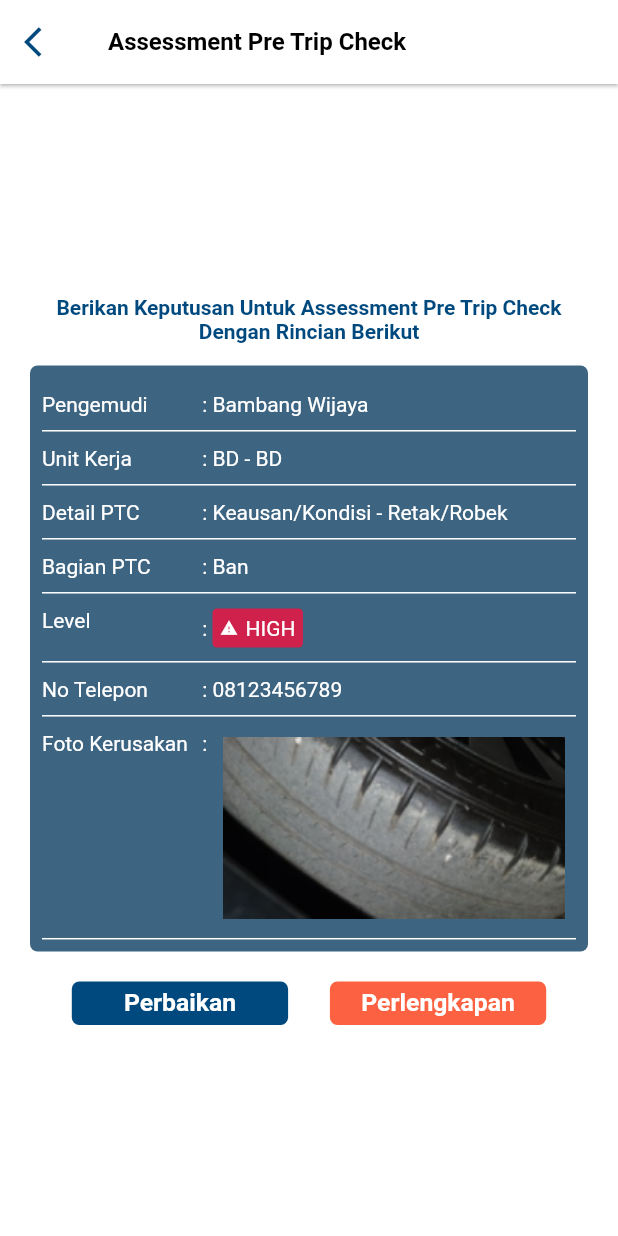
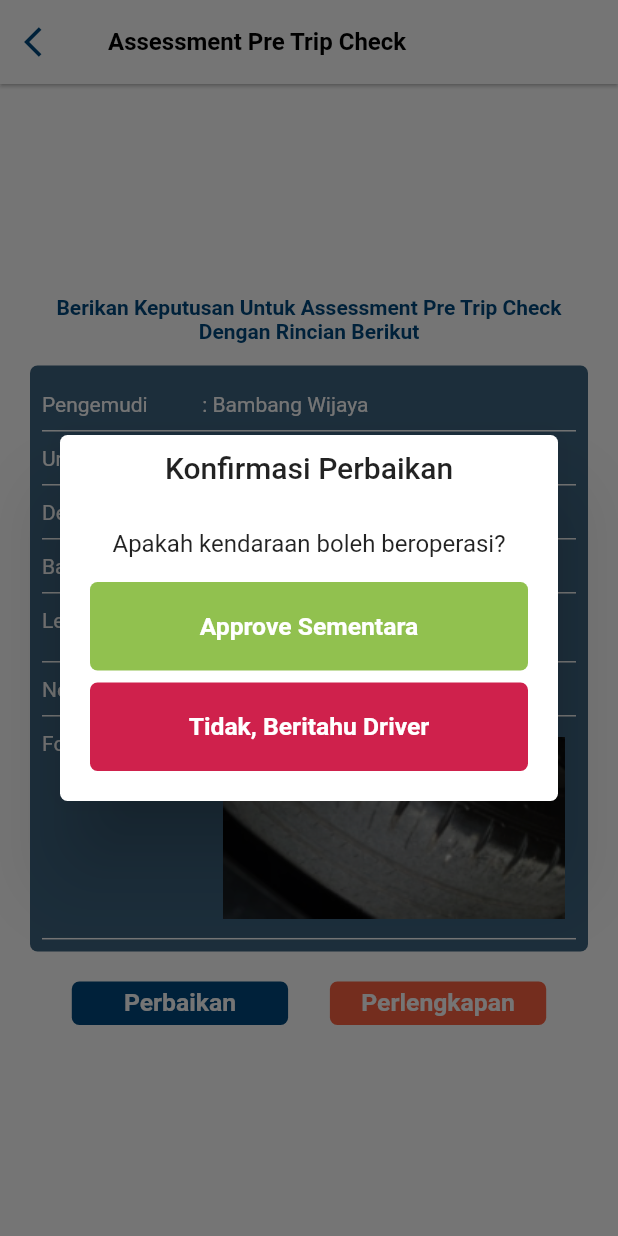
Before and after one commit to uzixCode/par-mobile, a Flutter app: the ApprovalPTCDetailPage screen opened directly, after a tap on "Perbaikan", on a phone screen of 412 x 824 dp. Run offline on Flutter 3.47's test engine with Material 2 defaults, Android fonts, the phone set to English and light mode, and no system bars; our stand-ins replace dio, flutter_rating_bar, fluttertoast, get, percent_indicator.

Commit message:
added form service

```diff
--- /dev/null
+++ b/lib/controllers/suo/form_service/form_service_ptc_controller.dart
@@ -0,0 +1,22 @@
+import 'package:get/get.dart';
+
+class FormServicePTCController extends GetxController {
+  var serviceTypeId = 1.obs;
+  var serviceBookId = 1.obs;
+
+  @override
+  void onInit() {
+    print("Init Main Driver Page Controller");
+    super.onInit();
+  }
+
+  void setRadioServiceType(var data) {
+    serviceTypeId.value = data;
+    update();
+  }
+
+  setRadioServiceBook(var data) {
+    serviceBookId.value = data;
+    update();
+  }
+}
--- a/lib/views/suo/approval/components/ptc_section.dart
+++ b/lib/views/suo/approval/components/ptc_section.dart
@@ -43,7 +43,7 @@ class PTCSection extends StatelessWidget {
                     itemBuilder: (context, index) {
                       return InkWell(
                         onTap: () {
-                          Get.to(ApprovalPTCDetailPage());
+                          Get.to(const ApprovalPTCDetailPage());
                         },
                         child: Column(
                           children: [
--- a/lib/views/suo/approval_ptc_detail/components/body.dart
+++ b/lib/views/suo/approval_ptc_detail/components/body.dart
@@ -1,6 +1,7 @@
 import 'package:flutter/material.dart';
 import 'package:get/get.dart';
 import 'package:par_mobile/constants/all_color.dart';
+import 'package:par_mobile/views/suo/form_service_ptc/form_service_ptc_page.dart';
 import 'package:par_mobile/widgets/rectangle_button.dart';
 import 'package:par_mobile/widgets/tablerow_content.dart';
 
@@ -19,23 +20,37 @@ class Body extends StatelessWidget {
             Text(
               "Berikan Keputusan Untuk Assessment Pre Trip Check Dengan Rincian Berikut",
               textAlign: TextAlign.center,
-              style: TextStyle(color: allColor.primary, fontWeight: FontWeight.bold),
+              style: TextStyle(
+                  color: allColor.primary, fontWeight: FontWeight.bold),
             ),
             const SizedBox(
               height: 15,
             ),
             Container(
-              decoration: BoxDecoration(color: allColor.secondary, borderRadius: BorderRadius.circular(5)),
+              decoration: BoxDecoration(
+                  color: allColor.secondary,
+                  borderRadius: BorderRadius.circular(5)),
               child: Padding(
                 padding: const EdgeInsets.all(8.0),
                 child: Table(
                   columnWidths: const {1: FractionColumnWidth(0.7)},
                   children: [
-                    tableRowContent(title: 'Pengemudi', valueContent: 'Bambang Wijaya', isCustomContent: false),
-                    tableRowContent(title: 'Unit Kerja', valueContent: 'BD - BD', isCustomContent: false),
                     tableRowContent(
-                        title: 'Detail PTC', valueContent: 'Keausan/Kondisi - Retak/Robek', isCustomContent: false),
-                    tableRowContent(title: 'Bagian PTC', valueContent: 'Ban', isCustomContent: false),
+                        title: 'Pengemudi',
+                        valueContent: 'Bambang Wijaya',
+                        isCustomContent: false),
+                    tableRowContent(
+                        title: 'Unit Kerja',
+                        valueContent: 'BD - BD',
+                        isCustomContent: false),
+                    tableRowContent(
+                        title: 'Detail PTC',
+                        valueContent: 'Keausan/Kondisi - Retak/Robek',
+                        isCustomContent: false),
+                    tableRowContent(
+                        title: 'Bagian PTC',
+                        valueContent: 'Ban',
+                        isCustomContent: false),
                     tableRowContent(
                         title: 'Level',
                         valueContent: '',
@@ -62,13 +77,17 @@ class Body extends StatelessWidget {
                                   SizedBox(
                                     width: 5,
                                   ),
-                                  Text("HIGH", style: TextStyle(color: Colors.white))
+                                  Text("HIGH",
+                                      style: TextStyle(color: Colors.white))
                                 ],
                               ),
                             ),
                           ],
                         )),
-                    tableRowContent(title: "No Telepon", valueContent: '08123456789', isCustomContent: false),
+                    tableRowContent(
+                        title: "No Telepon",
+                        valueContent: '08123456789',
+                        isCustomContent: false),
                     tableRowContent(
                       title: 'Foto Kerusakan',
                       valueContent: '',
@@ -76,8 +95,11 @@ class Body extends StatelessWidget {
                       widgetCustom: Row(
                         crossAxisAlignment: CrossAxisAlignment.start,
                         children: [
-                          const Text(": ", style: TextStyle(color: Colors.white)),
-                          Expanded(child: Image.asset('assets/images/ban_sample.png')),
+                          const Text(": ",
+                              style: TextStyle(color: Colors.white)),
+                          Expanded(
+                              child:
+                                  Image.asset('assets/images/ban_sample.png')),
                         ],
                       ),
                     ),
@@ -95,12 +117,56 @@ class Body extends StatelessWidget {
                 SizedBox(
                   width: Get.width * 0.35,
                   child: RectangleButton(
-                    onTap: () {},
+                    onTap: () {
+                      Get.defaultDialog(
+                          contentPadding: const EdgeInsets.all(20),
+                          titlePadding: const EdgeInsets.all(10),
+                          confirm: RectangleButton(
+                              onTap: () {
+                                Navigator.pop(context);
+                                Get.to(FormServicePTCPage());
+                              },
+                              color: allColor.light_red,
+                              alignment: Alignment.center,
+                              child: Padding(
+                                padding: const EdgeInsets.all(15.0),
+                                child: Text(
+                                  "Tidak, Beritahu Driver",
+                                  style: TextStyle(
+                                      fontSize: Get.width * 0.04,
+                                      color: Colors.white,
+                                      fontWeight: FontWeight.bold),
+                                ),
+                              )),
+                          cancel: RectangleButton(
+                              onTap: () {
+                                Navigator.pop(context);
+                                Get.to(FormServicePTCPage());
+                              },
+                              color: allColor.green,
+                              alignment: Alignment.center,
+                              child: Padding(
+                                padding: const EdgeInsets.all(15.0),
+                                child: Text(
+                                  "Approve Sementara",
+                                  style: TextStyle(
+                                      fontSize: Get.width * 0.04,
+                                      color: Colors.white,
+                                      fontWeight: FontWeight.bold),
+                                ),
+                              )),
+                          title: "Konfirmasi Perbaikan",
+                          middleText: "Apakah kendaraan boleh beroperasi?",
+                          radius: 5);
+                    },
                     color: allColor.primary,
                     alignment: Alignment.center,
                     child: Text(
                       "Perbaikan",
-                      style: TextStyle(fontSize: Get.width * 0.04, color: Colors.white, fontWeight: FontWeight.bold),
+                      style: TextStyle(
+                          fontSize: Get.width * 0.04,
+                          color: Colors.white,
+                          fontWeight: FontWeight.bold),
                     ),
                   ),
                 ),
@@ -112,7 +178,10 @@ class Body extends StatelessWidget {
                     alignment: Alignment.center,
                     child: Text(
                       "Perlengkapan",
-                      style: TextStyle(fontSize: Get.width * 0.04, color: Colors.white, fontWeight: FontWeight.bold),
+                      style: TextStyle(
+                          fontSize: Get.width * 0.04,
+                          color: Colors.white,
+                          fontWeight: FontWeight.bold),
                     ),
                   ),
                 ),
```
Also changed, not shown: lib/views/suo/form_service_ptc/components/body.dart (added, +171 -0 lines), lib/views/suo/form_service_ptc/components/driver_information_section.dart (added, +45 -0 lines), lib/views/suo/form_service_ptc/components/vehicle_information_section.dart (added, +44 -0 lines), lib/views/suo/form_service_ptc/form_service_ptc_page.dart (added, +69 -0 lines).
